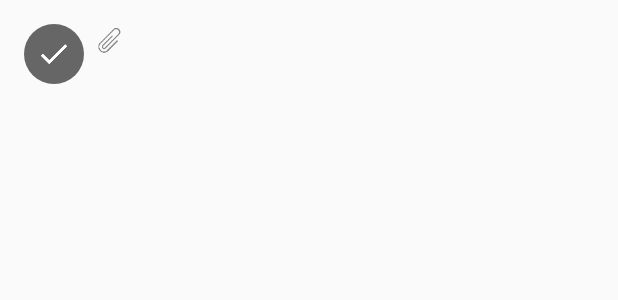
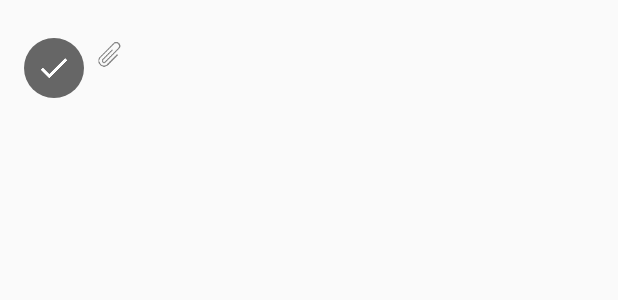
Before and after one commit to GillesVercammen/Integrated-project-mobile, an Android app: the layout message_list_row.xml on its own in the app's theme, with its tools: preview values and no code run, on a phone screen of 412 x 824 dp. Shown: the top 300 px of the screen. Run offline under Robolectric (Android 15) with nearby library versions, the phone set to English and light mode, and no system bars; network calls fail.

Commit message:
Small change before changing pc
commit before changing pc

```diff
--- a/app/src/main/java/ap/student/outlook_mobile_app/Interfaces/AppCompatActivityRest.java
+++ b/app/src/main/java/ap/student/outlook_mobile_app/Interfaces/AppCompatActivityRest.java
@@ -25,6 +25,7 @@ import ap.student.outlook_mobile_app.R;
 public abstract class AppCompatActivityRest extends AppCompatActivity implements IActivity {
     protected Toolbar actionBar = null;
 
+
     public abstract void processResponse(OutlookObjectCall outlookObjectCall, JSONObject response);
 
     @Override
@@ -32,10 +33,15 @@ public abstract class AppCompatActivityRest extends AppCompatActivity implements
         super.onCreate(savedInstanceState);
 
         actionBar = (Toolbar) findViewById(R.id.action_bar);
+        // NEED REVIEW BY ALEK, STILL GETTING EXCEPTIONS WHEN NOT USING ACTION BAR
       /*  if (actionBar == null) {
             throw new NullPointerException("'actionBar' couldn't be found. You need to set the activity before calling the super,\n\r and make sure to include the actionbar in said activity.");
         }
        */
+        /*        if (!actionBar.equals(null)) {,
+            setSupportActionBar(actionBar);
+        }
+        */
         setSupportActionBar(actionBar);
     }
 
--- a/app/src/main/res/values/dimens.xml
+++ b/app/src/main/res/values/dimens.xml
@@ -1,6 +1,6 @@
 <resources>
     <dimen name="fab_margin">16dp</dimen>
-    <dimen name="padding_list_row">16dp</dimen>
+    <dimen name="padding_list_row">25dp</dimen>
     <dimen name="messages_padding_left">72dp</dimen>
     <dimen name="icon_width_height">40dp</dimen>
     <dimen name="msg_text_primary">16sp</dimen>
```
